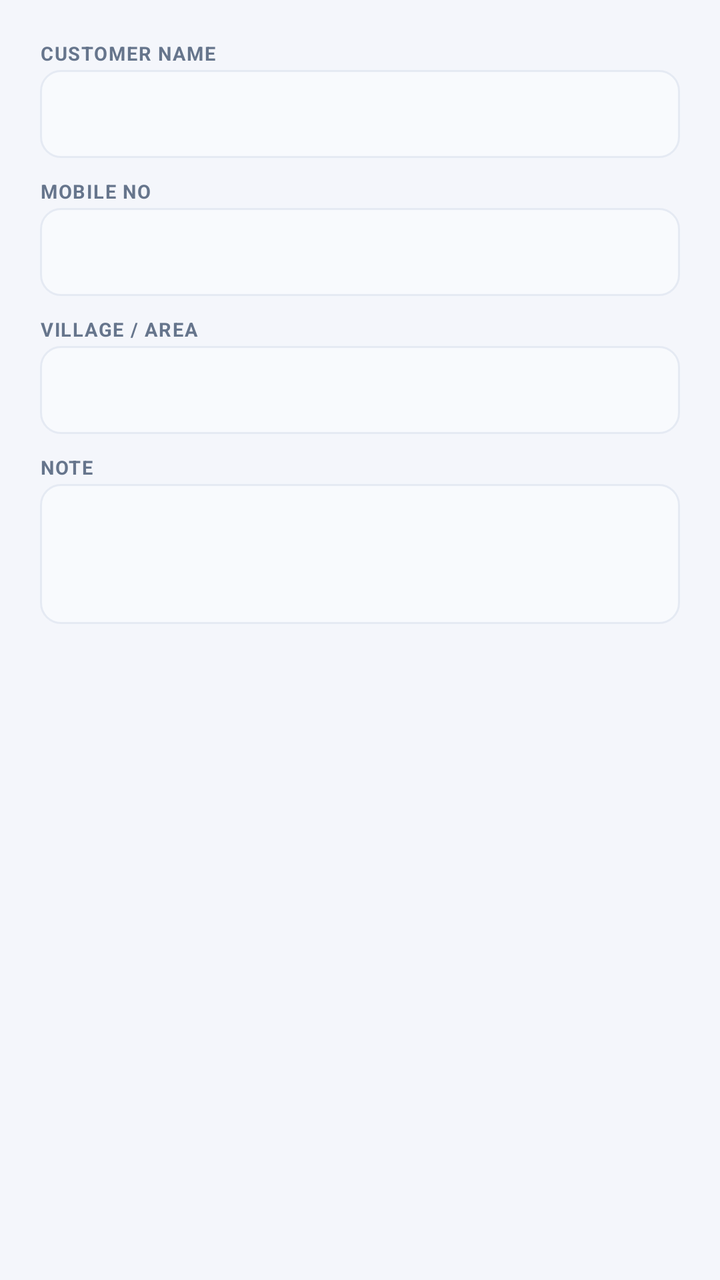
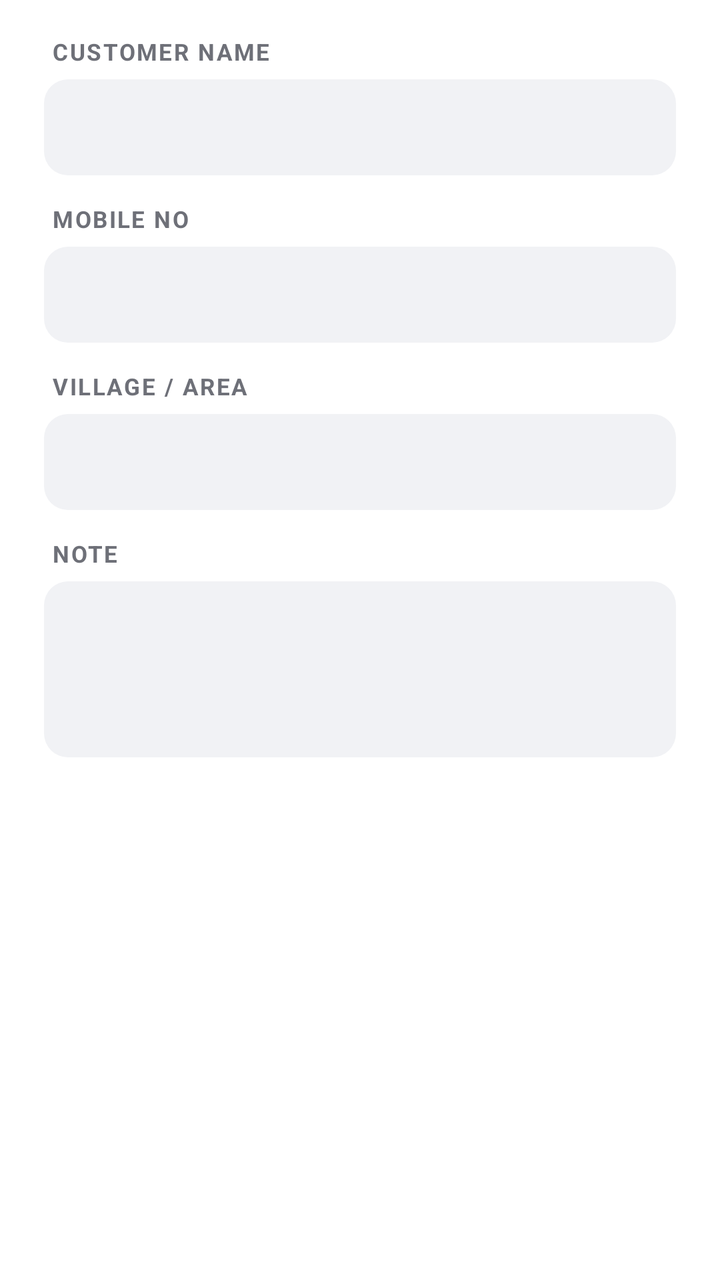

Compare the two renders of this Android layout. The source of the first and the diff that turns it into the second are given below.
<!-- AndroidManifest.xml: application theme AppTheme -->
<!-- res/layout/dlg_customer.xml -->
<?xml version="1.0" encoding="utf-8"?>
<ScrollView xmlns:android="http://schemas.android.com/apk/res/android"
    android:layout_width="match_parent" android:layout_height="wrap_content">
<LinearLayout
    android:layout_width="match_parent" android:layout_height="wrap_content"
    android:orientation="vertical" android:padding="20dp">

    <TextView style="@style/FieldLabel" android:text="CUSTOMER NAME"/>
    <EditText android:id="@+id/cName" android:layout_width="match_parent"
        android:layout_height="44dp" android:background="@drawable/bg_input"
        android:inputType="textPersonName" android:textSize="14sp" android:padding="8dp"/>

    <TextView style="@style/FieldLabel" android:text="MOBILE NO" android:layout_marginTop="10dp"/>
    <EditText android:id="@+id/cMobile" android:layout_width="match_parent"
        android:layout_height="44dp" android:background="@drawable/bg_input"
        android:inputType="phone" android:textSize="14sp" android:padding="8dp"/>

    <TextView style="@style/FieldLabel" android:text="VILLAGE / AREA" android:layout_marginTop="10dp"/>
    <EditText android:id="@+id/cVillage" android:layout_width="match_parent"
        android:layout_height="44dp" android:background="@drawable/bg_input"
        android:inputType="text" android:textSize="14sp" android:padding="8dp"/>

    <TextView style="@style/FieldLabel" android:text="NOTE" android:layout_marginTop="10dp"/>
    <EditText android:id="@+id/cNote" android:layout_width="match_parent"
        android:layout_height="70dp" android:background="@drawable/bg_input"
        android:inputType="textMultiLine" android:gravity="top"
        android:textSize="13sp" android:padding="8dp"/>
</LinearLayout>
</ScrollView>
<!-- resources referenced by this layout -->
<resources>
  <!-- drawable bg_input (drawable) -->
  <?xml version="1.0" encoding="utf-8"?>
  <shape xmlns:android="http://schemas.android.com/apk/res/android" android:shape="rectangle">
      <solid android:color="#F8FAFD"/>
      <corners android:radius="10dp"/>
      <stroke android:width="1dp" android:color="@color/line"/>
  </shape>
  <style name="FieldLabel">
          <item name="android:layout_width">wrap_content</item>
          <item name="android:layout_height">wrap_content</item>
          <item name="android:textSize">9.5sp</item>
          <item name="android:textStyle">bold</item>
          <item name="android:textColor">@color/mut</item>
          <item name="android:letterSpacing">0.06</item>
          <item name="android:layout_marginBottom">2dp</item>
      </style>
  <style name="AppTheme" parent="Theme.MaterialComponents.Light.NoActionBar">
          <item name="colorPrimary">@color/acc</item>
          <item name="colorPrimaryDark">@color/accDark</item>
          <item name="colorAccent">@color/acc</item>
          <item name="android:windowBackground">@color/bg</item>
          <item name="android:statusBarColor">@color/accDark</item>
      </style>
  <color name="line">#E5EAF3</color>
  <color name="mut">#66758C</color>
  <color name="acc">#2563EB</color>
  <color name="accDark">#1D4ED8</color>
  <color name="bg">#F4F6FB</color>
</resources>

<!-- the commit's change to res/layout/dlg_customer.xml (unified diff, before → after) -->
@@ -1,29 +1,42 @@
 <?xml version="1.0" encoding="utf-8"?>
 <ScrollView xmlns:android="http://schemas.android.com/apk/res/android"
-    android:layout_width="match_parent" android:layout_height="wrap_content">
+    android:layout_width="match_parent" android:layout_height="wrap_content"
+    android:background="@color/card">
 <LinearLayout
     android:layout_width="match_parent" android:layout_height="wrap_content"
-    android:orientation="vertical" android:padding="20dp">
+    android:orientation="vertical"
+    android:paddingStart="22dp" android:paddingEnd="22dp"
+    android:paddingTop="18dp" android:paddingBottom="24dp">
 
-    <TextView style="@style/FieldLabel" android:text="CUSTOMER NAME"/>
+    <TextView style="@style/FieldLabel" android:text="CUSTOMER NAME" android:labelFor="@+id/cName"/>
     <EditText android:id="@+id/cName" android:layout_width="match_parent"
-        android:layout_height="44dp" android:background="@drawable/bg_input"
-        android:inputType="textPersonName" android:textSize="14sp" android:padding="8dp"/>
+        android:layout_height="@dimen/ou_field_h" android:background="@drawable/bg_input"
+        android:inputType="textPersonName" android:textColor="@color/txt"
+        android:textColorHint="@color/hint"
+        android:textSize="15sp" android:gravity="center_vertical"
+        android:paddingStart="14dp" android:paddingEnd="14dp"/>
 
-    <TextView style="@style/FieldLabel" android:text="MOBILE NO" android:layout_marginTop="10dp"/>
+    <TextView style="@style/FieldLabel" android:text="MOBILE NO" android:layout_marginTop="14dp" android:labelFor="@+id/cMobile"/>
     <EditText android:id="@+id/cMobile" android:layout_width="match_parent"
-        android:layout_height="44dp" android:background="@drawable/bg_input"
-        android:inputType="phone" android:textSize="14sp" android:padding="8dp"/>
+        android:layout_height="@dimen/ou_field_h" android:background="@drawable/bg_input"
+        android:inputType="phone" android:textColor="@color/txt"
+        android:textColorHint="@color/hint"
+        android:textSize="15sp" android:gravity="center_vertical"
+        android:paddingStart="14dp" android:paddingEnd="14dp"/>
 
-    <TextView style="@style/FieldLabel" android:text="VILLAGE / AREA" android:layout_marginTop="10dp"/>
+    <TextView style="@style/FieldLabel" android:text="VILLAGE / AREA" android:layout_marginTop="14dp" android:labelFor="@+id/cVillage"/>
     <EditText android:id="@+id/cVillage" android:layout_width="match_parent"
-        android:layout_height="44dp" android:background="@drawable/bg_input"
-        android:inputType="text" android:textSize="14sp" android:padding="8dp"/>
+        android:layout_height="@dimen/ou_field_h" android:background="@drawable/bg_input"
+        android:inputType="text" android:textColor="@color/txt"
+        android:textColorHint="@color/hint"
+        android:textSize="15sp" android:gravity="center_vertical"
+        android:paddingStart="14dp" android:paddingEnd="14dp"/>
 
-    <TextView style="@style/FieldLabel" android:text="NOTE" android:layout_marginTop="10dp"/>
+    <TextView style="@style/FieldLabel" android:text="NOTE" android:layout_marginTop="14dp" android:labelFor="@+id/cNote"/>
     <EditText android:id="@+id/cNote" android:layout_width="match_parent"
-        android:layout_height="70dp" android:background="@drawable/bg_input"
+        android:layout_height="88dp" android:background="@drawable/bg_input"
         android:inputType="textMultiLine" android:gravity="top"
-        android:textSize="13sp" android:padding="8dp"/>
+        android:textColor="@color/txt" android:textColorHint="@color/hint"
+        android:textSize="14sp" android:padding="14dp"/>
 </LinearLayout>
 </ScrollView>
<!-- resource entries referenced after the edit -->
@@ -1,32 +1,131 @@
 <!-- resources referenced by this layout -->
 <resources>
+  <color name="card">#FFFFFF</color>
+  <color name="hint">#A6A8B1</color>
+  <color name="txt">#1B1B1F</color>
+  <dimen name="ou_field_h">48dp</dimen>
   <!-- drawable bg_input (drawable) -->
   <?xml version="1.0" encoding="utf-8"?>
-  <shape xmlns:android="http://schemas.android.com/apk/res/android" android:shape="rectangle">
-      <solid android:color="#F8FAFD"/>
-      <corners android:radius="10dp"/>
-      <stroke android:width="1dp" android:color="@color/line"/>
-  </shape>
+  <selector xmlns:android="http://schemas.android.com/apk/res/android">
+      <item android:state_focused="true">
+          <shape android:shape="rectangle">
+              <solid android:color="@color/card"/>
+              <corners android:radius="@dimen/ou_radius_small"/>
+              <stroke android:width="1.6dp" android:color="@color/acc"/>
+          </shape>
+      </item>
+      <item>
+          <shape android:shape="rectangle">
+              <solid android:color="@color/card2"/>
+              <corners android:radius="@dimen/ou_radius_small"/>
+          </shape>
+      </item>
+  </selector>
   <style name="FieldLabel">
           <item name="android:layout_width">wrap_content</item>
           <item name="android:layout_height">wrap_content</item>
-          <item name="android:textSize">9.5sp</item>
+          <item name="android:textSize">11.5sp</item>
           <item name="android:textStyle">bold</item>
           <item name="android:textColor">@color/mut</item>
-          <item name="android:letterSpacing">0.06</item>
-          <item name="android:layout_marginBottom">2dp</item>
+          <item name="android:letterSpacing">0.07</item>
+          <item name="android:layout_marginBottom">6dp</item>
+          <item name="android:layout_marginStart">4dp</item>
       </style>
-  <style name="AppTheme" parent="Theme.MaterialComponents.Light.NoActionBar">
+  <style name="AppTheme" parent="Theme.MaterialComponents.DayNight.NoActionBar">
           <item name="colorPrimary">@color/acc</item>
           <item name="colorPrimaryDark">@color/accDark</item>
+          <item name="colorPrimaryVariant">@color/accDark</item>
+          <item name="colorSecondary">@color/acc</item>
+          <item name="colorSecondaryVariant">@color/accDark</item>
           <item name="colorAccent">@color/acc</item>
+          <item name="colorOnPrimary">@color/onAcc</item>
+          <item name="colorOnSecondary">@color/onAcc</item>
+          <item name="colorSurface">@color/card</item>
+          <item name="colorOnSurface">@color/txt</item>
+          <item name="colorError">@color/red</item>
+          <item name="android:colorBackground">@color/bg</item>
+  
           <item name="android:windowBackground">@color/bg</item>
-          <item name="android:statusBarColor">@color/accDark</item>
+          <item name="android:statusBarColor">@color/bg</item>
+          <item name="android:navigationBarColor">@color/bg</item>
+          <item name="android:windowLightStatusBar">@bool/ou_light_status</item>
+          <item name="android:textColorPrimary">@color/txt</item>
+          <item name="android:textColorSecondary">@color/mut</item>
+          <item name="android:textColorHint">@color/hint</item>
+          <item name="android:textColorHighlight">@color/accLight</item>
+          <item name="android:colorControlNormal">@color/ic</item>
+          <item name="android:colorControlActivated">@color/acc</item>
+          <item name="android:colorControlHighlight">@color/accRipple</item>
+          <item name="android:fontFamily">sans-serif</item>
+  
+          <item name="bottomSheetDialogTheme">@style/AluBottomSheet</item>
+          <item name="materialAlertDialogTheme">@style/AluDialogTheme</item>
+          <item name="alertDialogTheme">@style/AluDialogTheme</item>
+          <item name="android:alertDialogTheme">@style/AluDialogTheme</item>
+          <item name="dialogTheme">@style/AluDialogTheme</item>
       </style>
-  <color name="line">#E5EAF3</color>
-  <color name="mut">#66758C</color>
-  <color name="acc">#2563EB</color>
-  <color name="accDark">#1D4ED8</color>
-  <color name="bg">#F4F6FB</color>
+  <dimen name="ou_radius_small">12dp</dimen>
+  <color name="mut">#6E7078</color>
+  <color name="acc">#6C4CF1</color>
+  <color name="card2">#F1F2F5</color>
+  <color name="accDark">#5738D6</color>
+  <color name="onAcc">#FFFFFF</color>
+  <color name="red">#D93A32</color>
+  <color name="bg">#F4F5F7</color>
+  <color name="accLight">#EFEBFF</color>
+  <color name="ic">#4A4C54</color>
+  <color name="accRipple">#2E6C4CF1</color>
+  <style name="AluBottomSheet" parent="Theme.MaterialComponents.DayNight.BottomSheetDialog">
+          <item name="bottomSheetStyle">@style/AluBottomSheetShape</item>
+          <item name="android:backgroundDimAmount">0.42</item>
+          <item name="android:statusBarColor">@color/transparent</item>
+          <item name="android:navigationBarColor">@color/card</item>
+      </style>
+  <style name="AluDialogTheme" parent="ThemeOverlay.MaterialComponents.MaterialAlertDialog">
+          <item name="alertDialogStyle">@style/AluDialogStyle</item>
+          <item name="materialAlertDialogTitleTextStyle">@style/OuDialogTitle</item>
+          <item name="materialAlertDialogBodyTextStyle">@style/OuDialogBody</item>
+          <item name="buttonBarPositiveButtonStyle">@style/OuDialogButton</item>
+          <item name="buttonBarNegativeButtonStyle">@style/OuDialogButton</item>
+          <item name="buttonBarNeutralButtonStyle">@style/OuDialogButton</item>
+      </style>
+  <style name="AluBottomSheetShape" parent="Widget.MaterialComponents.BottomSheet.Modal">
+          <item name="android:background">@android:color/transparent</item>
+          <item name="backgroundTint">@android:color/transparent</item>
+          <item name="shapeAppearanceOverlay">@style/OuSheetShape</item>
+      </style>
+  <color name="transparent">#00000000</color>
+  <style name="AluDialogStyle" parent="MaterialAlertDialog.MaterialComponents">
+          <item name="shapeAppearanceOverlay">@style/OuDialogShape</item>
+          <item name="backgroundTint">@color/card</item>
+      </style>
+  <style name="OuDialogTitle" parent="MaterialAlertDialog.MaterialComponents.Title.Text">
+          <item name="android:textColor">@color/txt</item>
+          <item name="android:textSize">20sp</item>
+          <item name="android:textStyle">bold</item>
+          <item name="android:letterSpacing">-0.01</item>
+      </style>
+  <style name="OuDialogBody" parent="MaterialAlertDialog.MaterialComponents.Body.Text">
+          <item name="android:textColor">@color/mut</item>
+          <item name="android:textSize">14.5sp</item>
+      </style>
+  <style name="OuDialogButton" parent="Widget.MaterialComponents.Button.TextButton.Dialog">
+          <item name="android:textColor">@color/acc</item>
+          <item name="android:textSize">15sp</item>
+          <item name="android:textStyle">bold</item>
+          <item name="android:textAllCaps">false</item>
+          <item name="rippleColor">@color/accRipple</item>
+      </style>
+  <style name="OuSheetShape">
+          <item name="cornerSizeTopLeft">@dimen/ou_sheet_radius</item>
+          <item name="cornerSizeTopRight">@dimen/ou_sheet_radius</item>
+          <item name="cornerSizeBottomLeft">0dp</item>
+          <item name="cornerSizeBottomRight">0dp</item>
+      </style>
+  <style name="OuDialogShape">
+          <item name="cornerSize">@dimen/ou_radius_card</item>
+      </style>
+  <dimen name="ou_sheet_radius">26dp</dimen>
+  <dimen name="ou_radius_card">26dp</dimen>
 </resources>
 
